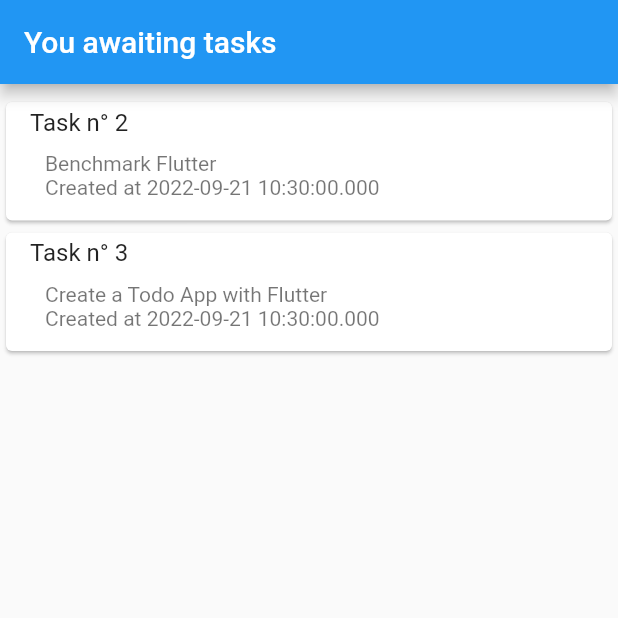
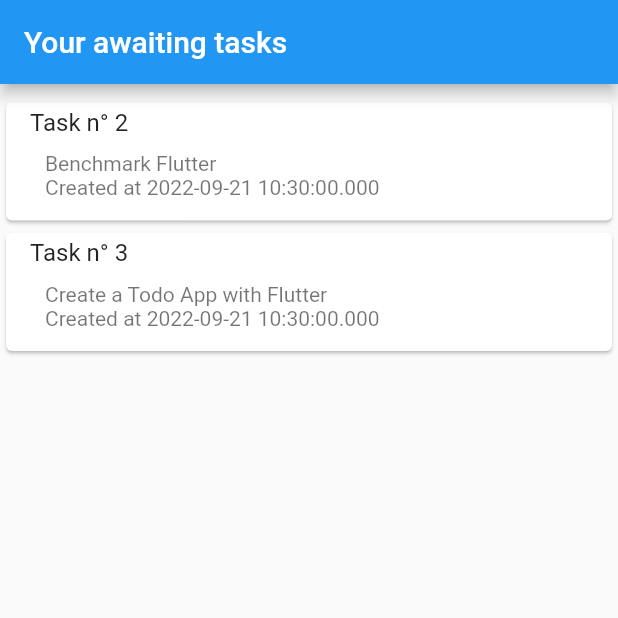
Before and after one commit to HUMAN-IT-IG2I/TodoAppFlutter, a Flutter app: the screen it shows after launch, on a phone screen of 412 x 824 dp, the top half of it. Run offline on Flutter 3.47's test engine with Material 2 defaults, Android fonts, the phone set to English and light mode, and no system bars.

Commit message:
Fixing task list screen's title

```diff
--- a/lib/view/screen/list/task_list_screen.dart
+++ b/lib/view/screen/list/task_list_screen.dart
@@ -21,7 +21,7 @@ class _TaskListScreenState extends State<TaskListScreen> {
   Widget build(BuildContext context) {
     return Scaffold(
       appBar: AppBar(
-        title: const Text('You awaiting tasks'),
+        title: const Text('Your awaiting tasks'),
       ),
       body: ListView(
         children: _getListData(),
```
